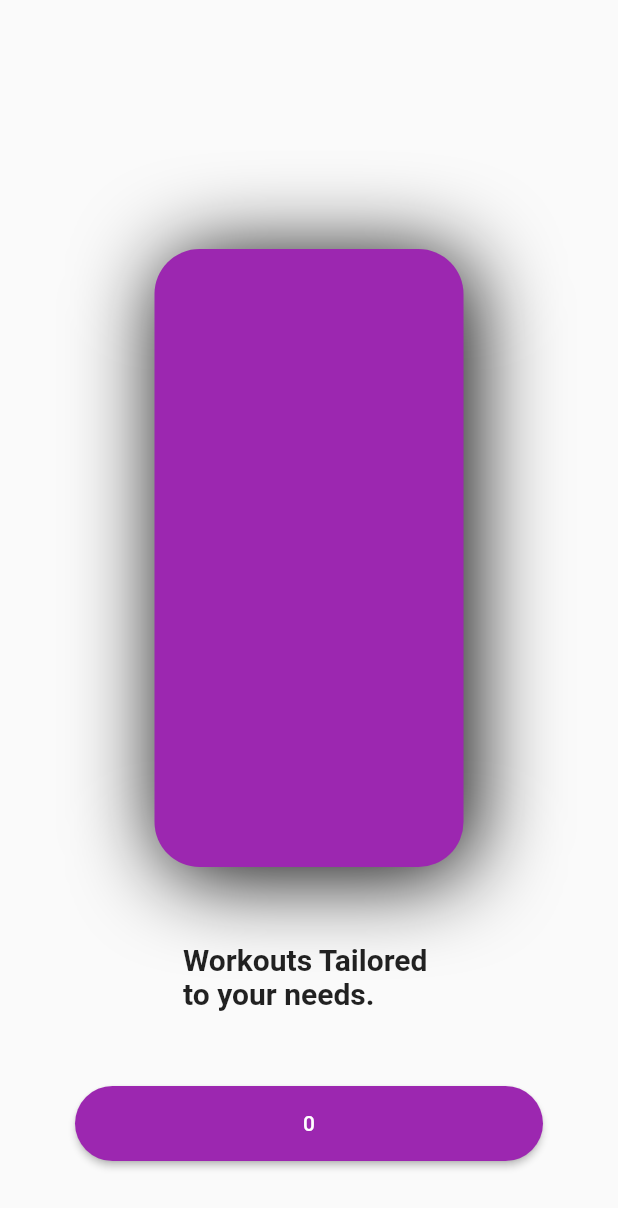
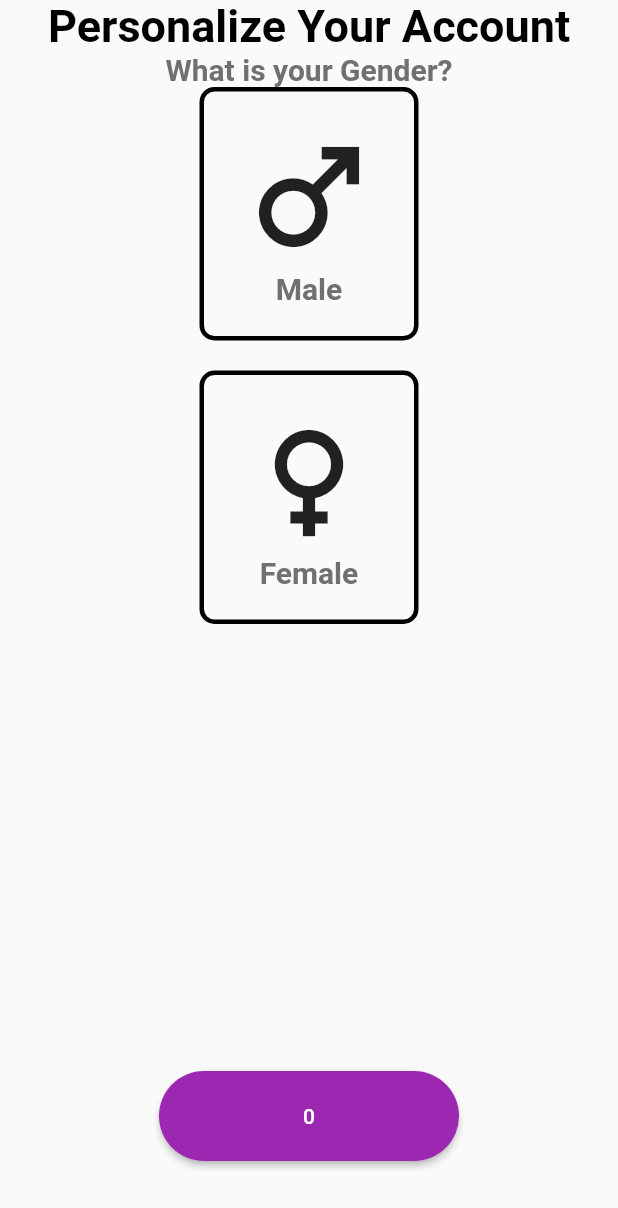
Before and after one commit to sunnyCodeENGINEER/group_11_fitness_app, a Flutter app: the screen it shows after launch, on a phone screen of 412 x 824 dp. Shown: the top 1208 px of the screen. Run offline on Flutter 3.47's test engine with Material 2 defaults, Android fonts, the phone set to English and light mode, and no system bars.

Commit message:
Added GenderSelectScreen.

```diff
--- /dev/null
+++ b/fitness_app/lib/gender_select_screen.dart
@@ -0,0 +1,175 @@
+import 'package:fitness_app/create_account_screen.dart';
+import 'package:fitness_app/typo.dart';
+import 'package:flutter/material.dart';
+
+class GenderSelectScreen extends StatefulWidget {
+  const GenderSelectScreen({super.key});
+
+  @override
+  State<GenderSelectScreen> createState() => _GenderSelectScreenState();
+}
+
+class _GenderSelectScreenState extends State<GenderSelectScreen> {
+  @override
+  Widget build(BuildContext context) {
+    return Container(
+      child: MediaQuery.of(context).size.width <=
+              MediaQuery.of(context).size.height
+          ? const GenderSelectMobileScreen()
+          : const GenderSelectDesktopScreen(),
+    );
+  }
+}
+
+class GenderSelectMobileScreen extends StatefulWidget {
+  const GenderSelectMobileScreen({super.key});
+
+  @override
+  State<GenderSelectMobileScreen> createState() =>
+      _GenderSelectMobileScreenState();
+}
+
+class _GenderSelectMobileScreenState extends State<GenderSelectMobileScreen> {
+  @override
+  Widget build(BuildContext context) {
+    return Scaffold(
+      body: Center(
+          child: Column(
+        mainAxisAlignment: MainAxisAlignment.spaceBetween,
+        children: [
+          Column(
+            children: [
+              Text(
+                'Personalize Your Account',
+                style: headerOne,
+              ),
+              Text(
+                'What is your Gender?',
+                style: headerTwo,
+              ),
+              const GenderCard(
+                icon: Icons.male,
+                gender: 'Male',
+              ),
+              const SizedBox(
+                height: 20,
+              ),
+              const GenderCard(
+                icon: Icons.female,
+                gender: 'Female',
+              ),
+            ],
+          ),
+          const LargeAppButton(),
+        ],
+      )),
+    );
+  }
+}
+
+class GenderSelectDesktopScreen extends StatefulWidget {
+  const GenderSelectDesktopScreen({super.key});
+
+  @override
+  State<GenderSelectDesktopScreen> createState() =>
+      _GenderSelectDesktopScreenState();
+}
+
+class _GenderSelectDesktopScreenState extends State<GenderSelectDesktopScreen> {
+  @override
+  Widget build(BuildContext context) {
+    return Scaffold(
+      body: Center(
+          child: Column(
+        mainAxisAlignment: MainAxisAlignment.spaceBetween,
+        children: [
+          Column(
+            children: [
+              Text(
+                'Personalize Your Account',
+                style: headerOne,
+              ),
+              Text(
+                'What is your Gender?',
+                style: headerTwo,
+              ),
+              const SizedBox(
+                height: 20,
+              ),
+              Row(
+                mainAxisAlignment: MainAxisAlignment.center,
+                children: [
+                  GenderCard(
+                    icon: Icons.male,
+                    gender: 'Male',
+                    iconSize: MediaQuery.of(context).size.width * 0.25,
+                  ),
+                  const SizedBox(
+                    width: 20,
+                  ),
+                  GenderCard(
+                    icon: Icons.female,
+                    gender: 'Female',
+                    iconSize: MediaQuery.of(context).size.width * 0.25,
+                  ),
+                ],
+              )
+            ],
+          ),
+          const LargeAppButton(),
+        ],
+      )),
+    );
+  }
+}
+
+class GenderCard extends StatefulWidget {
+  final IconData icon;
+  final String gender;
+  final double iconSize;
+  const GenderCard(
+      {super.key,
+      required this.icon,
+      required this.gender,
+      this.iconSize = 100});
+
+  @override
+  State<GenderCard> createState() => _GenderCardState();
+}
+
+class _GenderCardState extends State<GenderCard> {
+  bool male = false;
+  String userGender = '';
+
+  void genderSelect() {
+    setState(() {
+      userGender = widget.gender;
+    });
+  }
+
+  @override
+  Widget build(BuildContext context) {
+    return InkWell(
+      onTap: genderSelect,
+      child: Container(
+        padding: const EdgeInsets.all(20),
+        decoration: BoxDecoration(
+          border: Border.all(width: 3),
+          borderRadius: BorderRadius.circular(10),
+        ),
+        child: Column(
+          children: [
+            Icon(
+              widget.icon,
+              size: widget.iconSize,
+            ),
+            Text(
+              widget.gender,
+              style: headerTwo,
+            )
+          ],
+        ),
+      ),
+    );
+  }
+}
--- a/fitness_app/lib/main.dart
+++ b/fitness_app/lib/main.dart
@@ -1,3 +1,5 @@
+import 'package:fitness_app/create_account_screen.dart';
+import 'package:fitness_app/gender_select_screen.dart';
 import 'package:fitness_app/onboarding_screen.dart';
 import 'package:flutter/material.dart';
 
@@ -25,7 +27,7 @@ class MyApp extends StatelessWidget {
         // is not restarted.
         primarySwatch: Colors.blue,
       ),
-      home: const OnBoardingScreen(),
+      home: const GenderSelectScreen(),
     );
   }
 }
```
